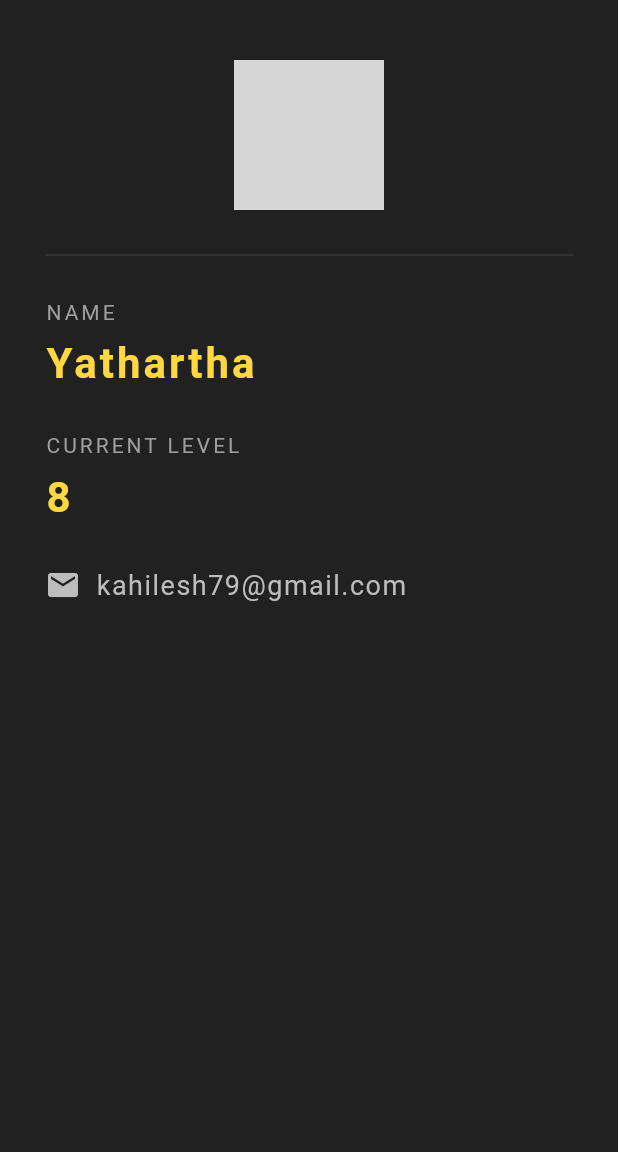
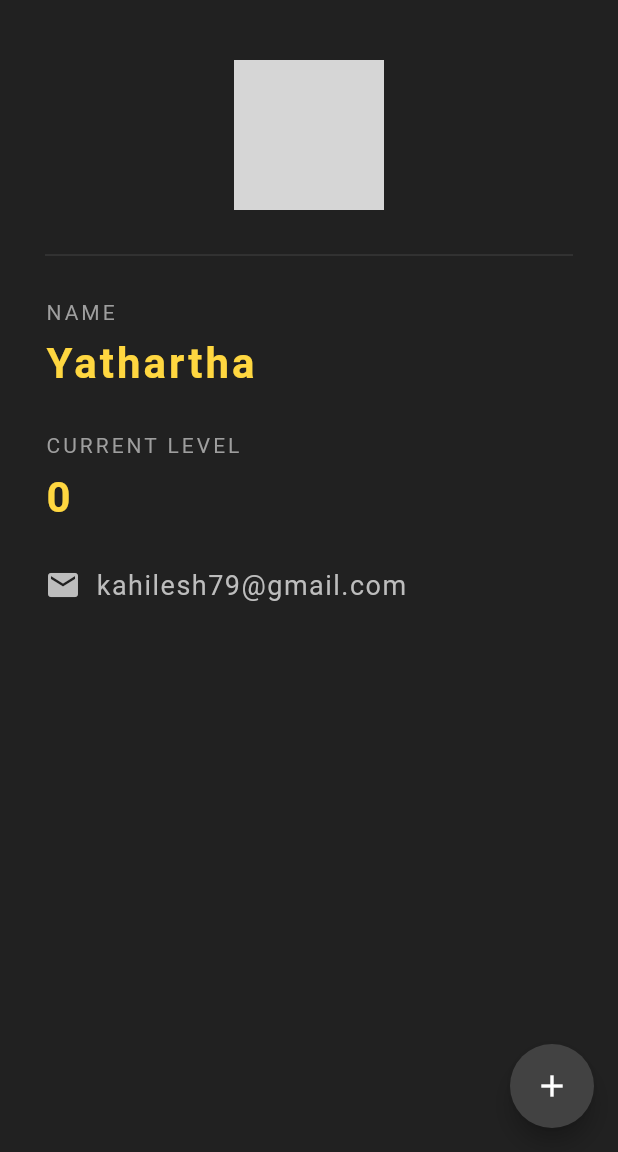
Before and after one commit to rajpatel2619/worstcoders_id, a Flutter app: the screen it shows after launch, on a phone screen of 412 x 824 dp, the part 84-1236 px from its top. Run offline on Flutter 3.47's test engine with Material 2 defaults, Android fonts, the phone set to English and light mode, and no system bars; grey boxes are pictures that could not be loaded.

```diff
--- a/lib/main.dart
+++ b/lib/main.dart
@@ -4,7 +4,13 @@ void main() {
   runApp(MaterialApp(home: WorstCard()));
 }
 
-class WorstCard extends StatelessWidget {
+class WorstCard extends StatefulWidget {
+  @override
+  _WorstCardState createState() => _WorstCardState();
+}
+
+class _WorstCardState extends State<WorstCard> {
+  int worstLevel = 0;
   @override
   Widget build(BuildContext context) {
     return Scaffold(
@@ -15,6 +21,16 @@ class WorstCard extends StatelessWidget {
         backgroundColor: Colors.grey[850],
         elevation: 0.0,
       ),
+      floatingActionButton: FloatingActionButton(
+        onPressed: () {
+          setState(() {
+            worstLevel += 1;
+          });
+        },
+        child: Icon(Icons.add),
+        backgroundColor: Colors.grey[800],
+
+      ),
       body: Padding(
         padding: EdgeInsets.fromLTRB(30, 40, 30, 5),
         child: Column(
@@ -22,8 +38,8 @@ class WorstCard extends StatelessWidget {
           children: [
             Center(
               child: CircleAvatar(
-                backgroundImage: NetworkImage('https://i.pinimg.com/236x/28/e9/e1/28e9e1e7557717378f90ef80cdb50dc3.jpg'),
-                radius: 50,
+                backgroundImage: AssetImage('assets/hack.png'
+                 ), radius: 50,
               ),
             ),
             Divider(
@@ -63,7 +79,7 @@ class WorstCard extends StatelessWidget {
               height: 10.0,
             ),
             Text(
-              '8',
+              '$worstLevel',
               style: TextStyle(
                 color: Colors.amberAccent[200],
                 letterSpacing: 2.0,
--- a/pubspec.yaml
+++ b/pubspec.yaml
@@ -45,9 +45,8 @@ flutter:
   uses-material-design: true
 
   # To add assets to your application, add an assets section, like this:
-  # assets:
-  #   - images/a_dot_burr.jpeg
-  #   - images/a_dot_ham.jpeg
+  assets:
+    - assets/
 
   # An image asset can refer to one or more resolution-specific "variants", see
   # https://flutter.dev/assets-and-images/#resolution-aware.
```
